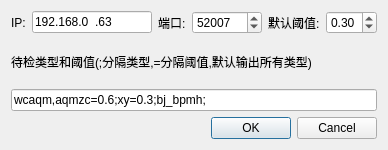
This is libs/ui/AutoDetDialog.ui in captainfffsama/labelImg as Qt 5 draws it before an edit. The edited form follows.
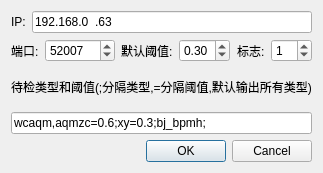
This is the edited form.

```diff
--- a/libs/ui/AutoDetDialog.ui
+++ b/libs/ui/AutoDetDialog.ui
@@ -6,8 +6,8 @@
    <rect>
     <x>0</x>
     <y>0</y>
-    <width>388</width>
-    <height>150</height>
+    <width>323</width>
+    <height>173</height>
    </rect>
   </property>
   <property name="sizePolicy">
@@ -26,7 +26,7 @@
    <item row="0" column="0">
     <layout class="QVBoxLayout" name="verticalLayout_2">
      <item>
-      <layout class="QHBoxLayout" name="horizontalLayout">
+      <layout class="QHBoxLayout" name="horizontalLayout_2">
        <item>
         <widget class="QLabel" name="IPLabel">
          <property name="text">
@@ -47,6 +47,10 @@
          </property>
         </widget>
        </item>
+      </layout>
+     </item>
+     <item>
+      <layout class="QHBoxLayout" name="horizontalLayout">
        <item>
         <widget class="QLabel" name="portLabel">
          <property name="text">
@@ -73,6 +77,19 @@
          </property>
         </widget>
        </item>
+       <item>
+        <spacer name="horizontalSpacer">
+         <property name="orientation">
+          <enum>Qt::Horizontal</enum>
+         </property>
+         <property name="sizeHint" stdset="0">
+          <size>
+           <width>40</width>
+           <height>20</height>
+          </size>
+         </property>
+        </spacer>
+       </item>
        <item>
         <widget class="QLabel" name="thrLabel">
          <property name="text">
@@ -96,6 +113,33 @@
          </property>
         </widget>
        </item>
+       <item>
+        <spacer name="horizontalSpacer_2">
+         <property name="orientation">
+          <enum>Qt::Horizontal</enum>
+         </property>
+         <property name="sizeHint" stdset="0">
+          <size>
+           <width>40</width>
+           <height>20</height>
+          </size>
+         </property>
+        </spacer>
+       </item>
+       <item>
+        <widget class="QLabel" name="label">
+         <property name="text">
+          <string>标志:</string>
+         </property>
+        </widget>
+       </item>
+       <item>
+        <widget class="QSpinBox" name="flagSpinBox">
+         <property name="value">
+          <number>1</number>
+         </property>
+        </widget>
+       </item>
       </layout>
      </item>
      <item>
```
